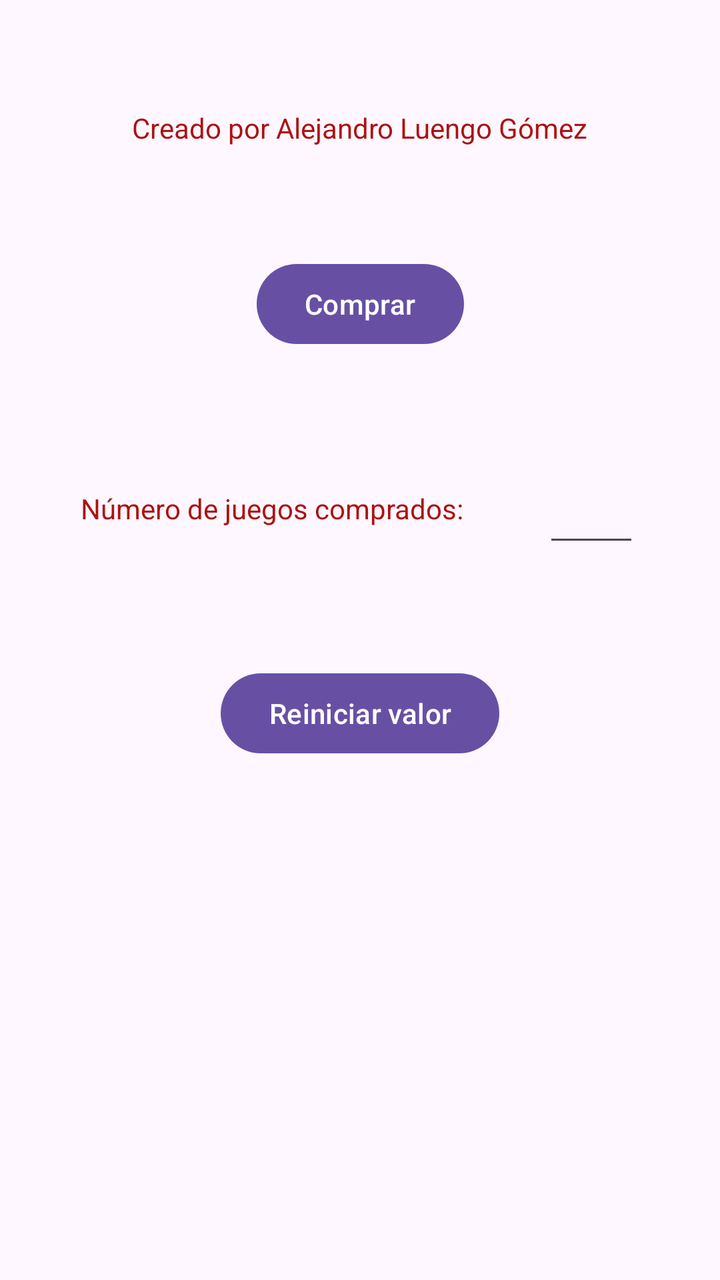
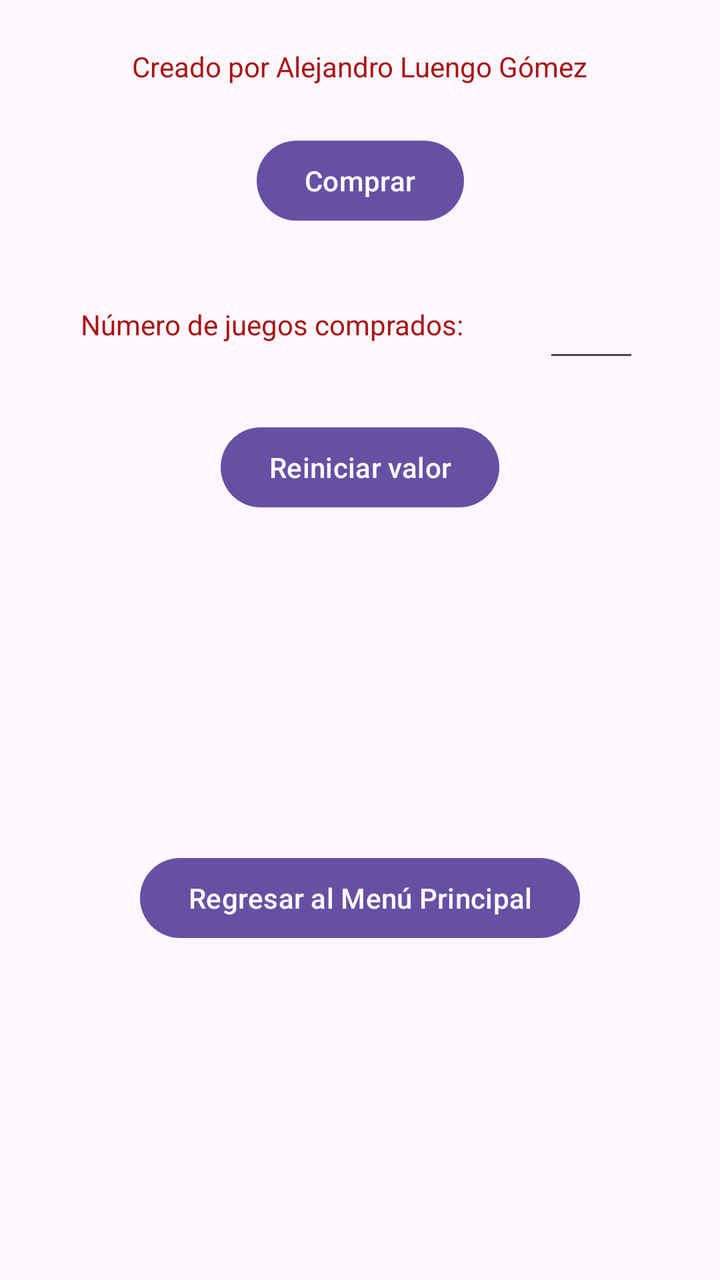

An Android layout rendered at two revisions. The XML below is the earlier revision; the diff shows what the commit changed to produce the second picture.
<!-- AndroidManifest.xml: application theme Theme.TiendaVideojuegosApp_Luengo_Gomez_Alejandro -->
<!-- res/layout/activity_main.xml -->
<?xml version="1.0" encoding="utf-8"?>
<androidx.constraintlayout.widget.ConstraintLayout xmlns:android="http://schemas.android.com/apk/res/android"
    xmlns:app="http://schemas.android.com/apk/res-auto"
    xmlns:tools="http://schemas.android.com/tools"
    android:id="@+id/main"
    android:layout_width="match_parent"
    android:layout_height="match_parent"
    tools:context=".MainActivity">

    <TextView
        android:id="@+id/tvNombreAutor"
        android:layout_width="wrap_content"
        android:layout_height="wrap_content"
        android:text="@string/nombreAutor"
        android:textColor="@color/Text"
        app:layout_constraintBottom_toTopOf="@id/btnCheck"
        app:layout_constraintEnd_toEndOf="parent"
        app:layout_constraintStart_toStartOf="parent"
        app:layout_constraintTop_toTopOf="parent" />

    <Button
        android:id="@+id/btnCheck"
        android:layout_width="wrap_content"
        android:layout_height="wrap_content"
        android:text="@string/btnBuyTexto"
        app:layout_constraintTop_toBottomOf="@id/tvNombreAutor"
        app:layout_constraintBottom_toTopOf="@id/etContadorJuegosComprados"
        app:layout_constraintEnd_toEndOf="parent"
        app:layout_constraintStart_toStartOf="parent" />

    <TextView
        android:id="@+id/tvJuegosComprados"
        android:layout_width="wrap_content"
        android:layout_height="wrap_content"
        android:text="@string/tvJuegosComprados"
        android:textColor="@color/Text"
        app:layout_constraintBottom_toTopOf="@id/btnReset"
        app:layout_constraintEnd_toStartOf="@id/etContadorJuegosComprados"
        app:layout_constraintStart_toStartOf="parent"
        app:layout_constraintTop_toBottomOf="@id/btnCheck" />

    <EditText
        android:id="@+id/etContadorJuegosComprados"
        android:layout_width="wrap_content"
        android:layout_height="wrap_content"
        android:minWidth="48dp"
        android:minHeight="48dp"
        android:text=""
        app:layout_constraintBottom_toTopOf="@id/btnReset"
        app:layout_constraintEnd_toEndOf="parent"
        app:layout_constraintStart_toEndOf="@id/tvJuegosComprados"
        app:layout_constraintTop_toBottomOf="@id/btnCheck" />

    <Button
        android:id="@+id/btnReset"
        android:layout_width="wrap_content"
        android:layout_height="wrap_content"
        android:text="@string/btnResetTexto"
        app:layout_constraintTop_toBottomOf="@id/tvNombreAutor"
        app:layout_constraintBottom_toBottomOf="parent"
        app:layout_constraintEnd_toEndOf="parent"
        app:layout_constraintStart_toStartOf="parent" />

</androidx.constraintlayout.widget.ConstraintLayout>
<!-- resources referenced by this layout -->
<resources>
  <color name="Text">#AC1212</color>
  <string name="btnBuyTexto">Comprar</string>
  <string name="btnResetTexto">Reiniciar valor</string>
  <string name="nombreAutor">Creado por Alejandro Luengo Gómez</string>
  <string name="tvJuegosComprados">Número de juegos comprados: </string>
  <style name="Theme.TiendaVideojuegosApp_Luengo_Gomez_Alejandro" parent="Base.Theme.TiendaVideojuegosApp_Luengo_Gomez_Alejandro" />
  <style name="Base.Theme.TiendaVideojuegosApp_Luengo_Gomez_Alejandro" parent="Theme.Material3.DayNight.NoActionBar">
          
          
      </style>
</resources>

<!-- the commit's change to res/layout/activity_main.xml (unified diff, before → after) -->
@@ -57,6 +57,16 @@
         android:layout_height="wrap_content"
         android:text="@string/btnResetTexto"
         app:layout_constraintTop_toBottomOf="@id/tvNombreAutor"
+        app:layout_constraintBottom_toTopOf="@id/btnVolverAlMenuMA"
+        app:layout_constraintEnd_toEndOf="parent"
+        app:layout_constraintStart_toStartOf="parent" />
+
+    <Button
+        android:id="@+id/btnVolverAlMenuMA"
+        android:layout_width="wrap_content"
+        android:layout_height="wrap_content"
+        android:text="@string/btnVolverAlMenu"
+        app:layout_constraintTop_toBottomOf="@id/btnReset"
         app:layout_constraintBottom_toBottomOf="parent"
         app:layout_constraintEnd_toEndOf="parent"
         app:layout_constraintStart_toStartOf="parent" />
<!-- resource entries referenced after the edit -->
@@ -3,6 +3,7 @@
   <color name="Text">#AC1212</color>
   <string name="btnBuyTexto">Comprar</string>
   <string name="btnResetTexto">Reiniciar valor</string>
+  <string name="btnVolverAlMenu">Regresar al Menú Principal</string>
   <string name="nombreAutor">Creado por Alejandro Luengo Gómez</string>
   <string name="tvJuegosComprados">Número de juegos comprados: </string>
   <style name="Theme.TiendaVideojuegosApp_Luengo_Gomez_Alejandro" parent="Base.Theme.TiendaVideojuegosApp_Luengo_Gomez_Alejandro" />
